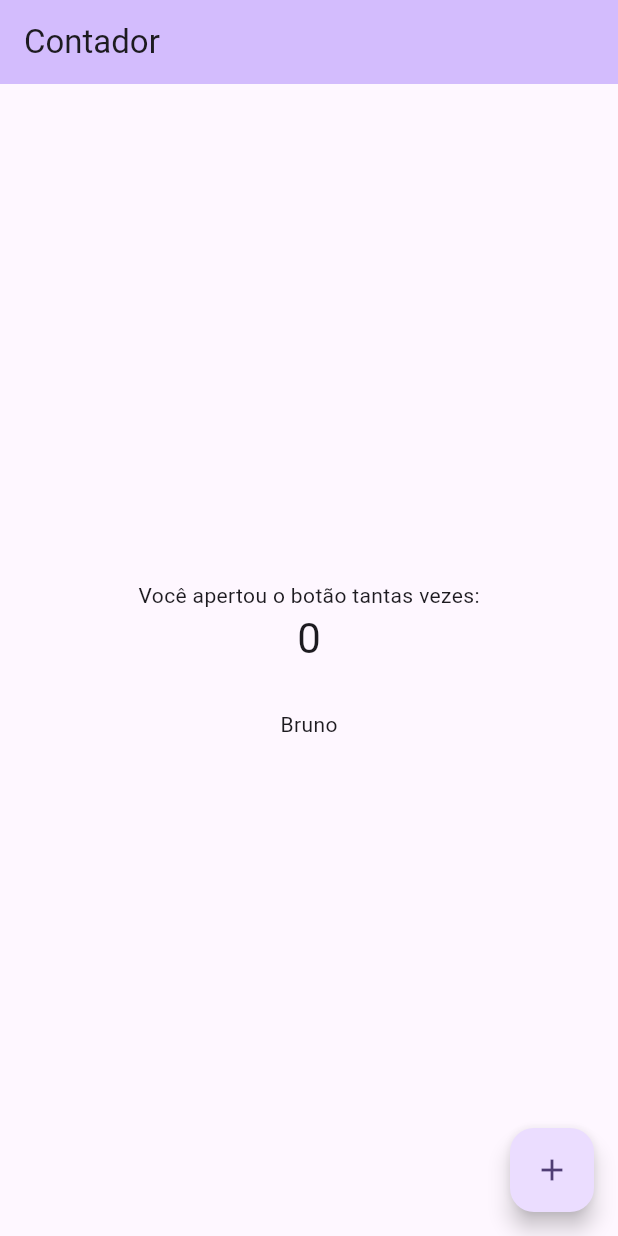
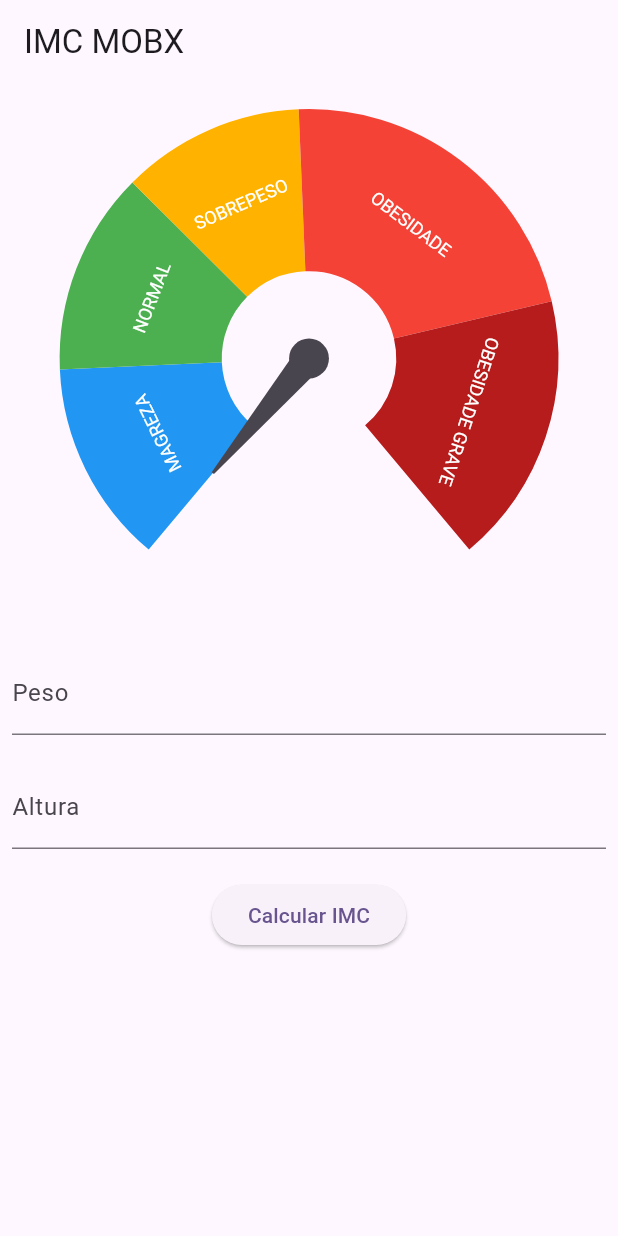
Before and after one commit to RFBruno/flutter-imc-mobx, a Flutter app: the screen it shows after launch, on a phone screen of 412 x 824 dp. Run offline on Flutter 3.47's test engine with Material 2 defaults, Android fonts, the phone set to English and light mode, and no system bars; drawn by our look-alikes of syncfusion_flutter_gauges; our stand-ins replace currency_text_input_formatter, flutter_mobx, mobx; generated files the repository leaves out were written again.

Commit message:
imc com mobx

```diff
--- /dev/null
+++ b/lib/imc/imc_controller.dart
@@ -0,0 +1,33 @@
+import 'dart:math';
+
+import 'package:mobx/mobx.dart';
+
+part 'imc_controller.g.dart';
+
+class ImcController = ImcControllerBase with _$ImcController;
+
+abstract class ImcControllerBase with Store {
+  @observable
+  var imc = 0.0;
+
+  @observable
+  String? error;
+
+  @computed
+  bool get hasError => error != null;
+
+  @action
+  calcularIMC({required double peso, required double altura}) {
+    try {
+      error = null;
+      imc = peso / pow(altura, 2);
+
+      if (imc > 30) {
+        throw Exception();
+      }
+
+    } catch (e) {
+      error = 'Error ou calcular IMC';
+    }
+  }
+}
--- /dev/null
+++ b/lib/imc/imc_page.dart
@@ -0,0 +1,144 @@
+import 'package:flutter/material.dart';
+import 'dart:math';
+
+import 'package:currency_text_input_formatter/currency_text_input_formatter.dart';
+import 'package:flutter_imc_mobx/imc/imc_controller.dart';
+import 'package:flutter_imc_mobx/imc/widgets/imc_gauge.dart';
+import 'package:flutter_mobx/flutter_mobx.dart';
+import 'package:intl/intl.dart';
+import 'package:mobx/mobx.dart';
+
+class ImcPage extends StatefulWidget {
+  const ImcPage({Key? key}) : super(key: key);
+
+  @override
+  State<ImcPage> createState() => _ImcPageState();
+}
+
+class _ImcPageState extends State<ImcPage> {
+  final pesoEC = TextEditingController();
+  final alturaEC = TextEditingController();
+  final formKey = GlobalKey<FormState>();
+
+  final controller = ImcController();
+  final disposes = [];
+
+  @override
+  void initState() {
+    super.initState();
+    final reactionDispose = reaction((_) => controller.hasError, (_) {
+      ScaffoldMessenger.of(context).showSnackBar(
+        SnackBar(
+          content: Text(controller.error ?? 'ERROR'),
+        ),
+      );
+    });
+  }
+
+  @override
+  void dispose() {
+    pesoEC.dispose();
+    alturaEC.dispose();
+    super.dispose();
+  }
+
+  @override
+  Widget build(BuildContext context) {
+    print(
+        '''
+      ***********************************
+      ------------------------------------
+        BUILD DA TELA COMPLETA SO UMA VEZ
+      ------------------------------------
+      ***********************************
+    ''');
+    return Scaffold(
+      appBar: AppBar(
+        title: const Text('IMC MOBX'),
+      ),
+      body: SingleChildScrollView(
+        child: Form(
+          key: formKey,
+          child: Padding(
+            padding: const EdgeInsets.all(8.0),
+            child: Column(
+              children: [
+                Observer(
+                  builder: (context) {
+                    return ImcGauge(imc: controller.imc);
+                  },
+                ),
+                const SizedBox(
+                  height: 20,
+                ),
+                TextFormField(
+                  controller: pesoEC,
+                  keyboardType: TextInputType.number,
+                  decoration: const InputDecoration(
+                    labelText: 'Peso',
+                  ),
+                  inputFormatters: [
+                    CurrencyTextInputFormatter(
+                        locale: 'pt_BR',
+                        symbol: '',
+                        turnOffGrouping: true,
+                        decimalDigits: 2)
+                  ],
+                  validator: (String? value) {
+                    if (value == null || value.isEmpty) {
+                      return 'Peso obrigatório';
+                    }
+                    return null;
+                  },
+                ),
+                const SizedBox(
+                  height: 20,
+                ),
+                TextFormField(
+                  controller: alturaEC,
+                  keyboardType: TextInputType.number,
+                  decoration: const InputDecoration(
+                    labelText: 'Altura',
+                  ),
+                  inputFormatters: [
+                    CurrencyTextInputFormatter(
+                        locale: 'pt_BR',
+                        symbol: '',
+                        turnOffGrouping: true,
+                        decimalDigits: 2)
+                  ],
+                  validator: (String? value) {
+                    if (value == null || value.isEmpty) {
+                      return 'Altura obrigatória';
+                    }
+                    return null;
+                  },
+                ),
+                const SizedBox(
+                  height: 20,
+                ),
+                ElevatedButton(
+                  onPressed: () {
+                    bool formValid = formKey.currentState?.validate() ?? false;
+
+                    if (formValid) {
+                      var formatter = NumberFormat.simpleCurrency(
+                        locale: 'pt_BR',
+                        decimalDigits: 2,
+                      );
+                      double peso = formatter.parse(pesoEC.text) as double;
+                      double altura = formatter.parse(alturaEC.text) as double;
+
+                      controller.calcularIMC(peso: peso, altura: altura);
+                    }
+                  },
+                  child: const Text('Calcular IMC'),
+                )
+              ],
+            ),
+          ),
+        ),
+      ),
+    );
+  }
+}
--- /dev/null
+++ b/lib/imc/widgets/imc_gauge.dart
@@ -0,0 +1,65 @@
+import 'package:flutter/material.dart';
+import 'package:flutter_imc_mobx/imc/widgets/imc_gauge_range.dart';
+import 'package:syncfusion_flutter_gauges/gauges.dart';
+
+class ImcGauge extends StatelessWidget {
+  final double imc;
+
+  const ImcGauge({
+    Key? key,
+    required this.imc,
+  }) : super(key: key);
+
+  @override
+  Widget build(BuildContext context) {
+    return SfRadialGauge(
+      axes: [
+        RadialAxis(
+          showLabels: false,
+          showAxisLine: false,
+          showTicks: false,
+          minimum: 12.5,
+          maximum: 47.9,
+          ranges: [
+            ImcGaugeRange(
+              color: Colors.blue,
+              start: 12.5,
+              end: 18.5,
+              label: 'MAGREZA',
+            ),
+            ImcGaugeRange(
+              color: Colors.green,
+              start: 18.5,
+              end: 24.5,
+              label: 'NORMAL',
+            ),
+            ImcGaugeRange(
+              color: Colors.amber.shade600,
+              start: 24.5,
+              end: 29.9,
+              label: 'SOBREPESO',
+            ),
+            ImcGaugeRange(
+              color: Colors.red.shade500,
+              start: 29.9,
+              end: 39.9,
+              label: 'OBESIDADE',
+            ),
+            ImcGaugeRange(
+              color: Colors.red.shade900,
+              start: 39.9,
+              end: 47.9,
+              label: 'OBESIDADE GRAVE',
+            ),
+          ],
+          pointers: [
+            NeedlePointer(
+              value: imc,
+              enableAnimation: true,
+            )
+          ],
+        )
+      ],
+    );
+  }
+}
--- /dev/null
+++ b/lib/imc/widgets/imc_gauge_range.dart
@@ -0,0 +1,23 @@
+import 'package:flutter/material.dart';
+import 'package:syncfusion_flutter_gauges/gauges.dart';
+
+class ImcGaugeRange extends GaugeRange {
+  ImcGaugeRange({Key? key,
+    required Color color,
+    required double start,
+    required double end,
+    required String label,
+  }): super(
+    key: key, color: color,
+    startValue: start,
+    endValue: end,
+    label: label,
+    sizeUnit: GaugeSizeUnit.factor,
+    labelStyle: const GaugeTextStyle(
+      fontFamily: 'Times',
+      fontSize: 12
+    ),
+    startWidth: 0.65,
+    endWidth: 0.65
+  );
+}
--- a/lib/main.dart
+++ b/lib/main.dart
@@ -1,5 +1,9 @@
 import 'package:flutter/material.dart';
 import 'package:flutter_imc_mobx/contador/contador_page.dart';
+import 'package:flutter_imc_mobx/imc/imc_controller.dart';
+import 'package:flutter_imc_mobx/imc/imc_page.dart';
+import 'package:flutter_imc_mobx/observables/list/observablelist_page.dart';
+import 'package:flutter_imc_mobx/observables/modelo_observavel/modelo_observavel_page.dart';
 
 void main() {
   runApp(const MyApp());
@@ -16,7 +20,7 @@ class MyApp extends StatelessWidget {
         colorScheme: ColorScheme.fromSeed(seedColor: Colors.deepPurple),
         useMaterial3: true,
       ),
-      home: const ContadorPage(title: 'Contador'),
+      home: ImcPage(),
     );
   }
 }
```
Also changed, not shown: lib/models/product_model.dart (added, +7 -0 lines), lib/observables/list/observablelist_controller.dart (added, +39 -0 lines), lib/observables/list/observablelist_page.dart (added, +62 -0 lines), lib/observables/modelo_observavel/model/product_store.dart (added, +21 -0 lines), lib/observables/modelo_observavel/modelo_observavel_controller.dart (added, +46 -0 lines), lib/observables/modelo_observavel/modelo_observavel_page.dart (added, +69 -0 lines), image.png (added), lib/imc/imc_controller.g.dart (added), lib/observables/list/observablelist_controller.g.dart (added), lib/observables/modelo_observavel/model/product_store.g.dart (added), lib/observables/modelo_observavel/modelo_observavel_controller.g.dart (added), 1 other file.
